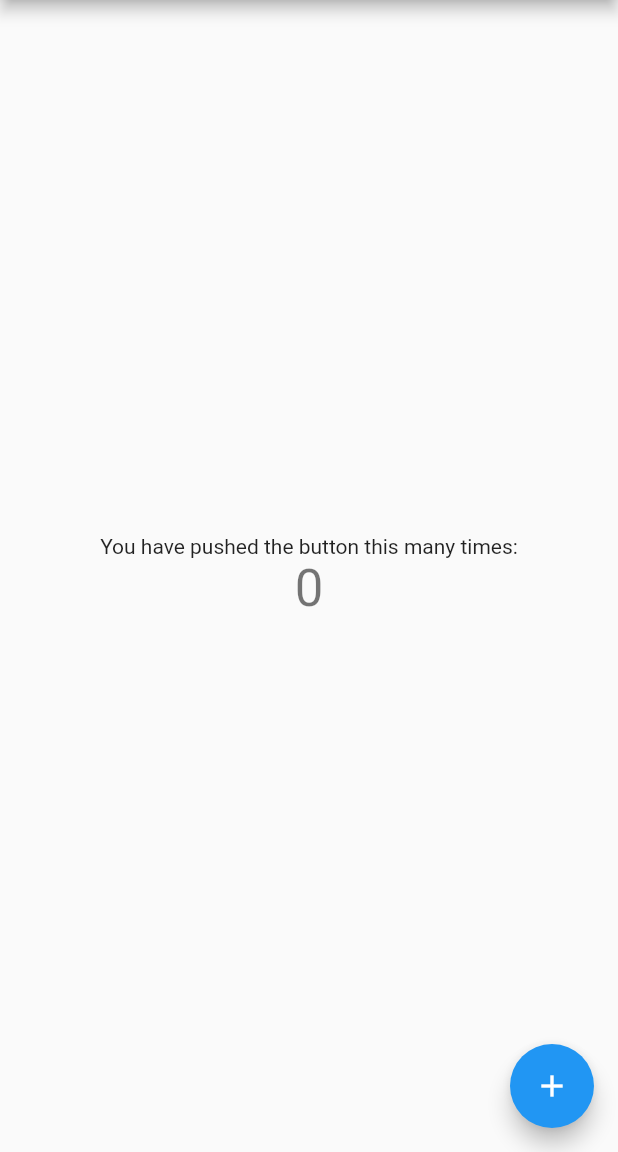
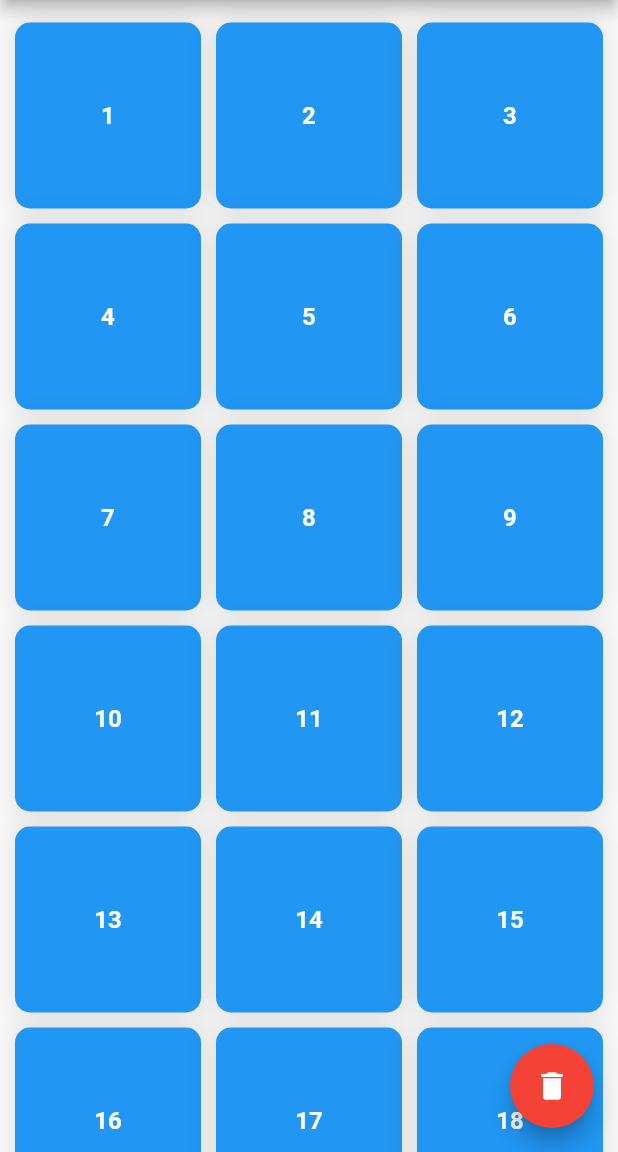
Before and after one commit to MihiroSaito/animated_gridview_app, a Flutter app: the screen it shows after launch, on a phone screen of 412 x 824 dp, the part 84-1236 px from its top. Run offline on Flutter 3.47's test engine with Material 2 defaults, Android fonts, the phone set to English and light mode, and no system bars.

Commit message:
created gridview

```diff
--- /dev/null
+++ b/lib/gridview.dart
@@ -0,0 +1,74 @@
+import 'package:flutter/material.dart';
+
+class AnimatedGridView extends StatefulWidget {
+  const AnimatedGridView({
+    Key? key,
+    required this.gridviewItems,
+    required this.selectingItemsList}) : super(key: key);
+  final List<dynamic> gridviewItems;
+  final List<Map<String, dynamic>> selectingItemsList;
+
+  @override
+  _AnimatedGridViewState createState() => _AnimatedGridViewState();
+}
+
+class _AnimatedGridViewState extends State<AnimatedGridView> {
+  @override
+  Widget build(BuildContext context) {
+    return GridView.builder(
+      padding: const EdgeInsets.only(
+          top: 15,
+          left: 10,
+          right: 10,
+          bottom: 15
+      ),
+      gridDelegate: const SliverGridDelegateWithFixedCrossAxisCount(
+        crossAxisCount: 3,
+        crossAxisSpacing: 10,
+        mainAxisSpacing: 10,
+      ),
+      itemBuilder: (BuildContext context, int index) {
+        return GestureDetector(
+          onTap: () {
+            if (widget.selectingItemsList.contains(widget.gridviewItems[index])) {
+              setState(() {
+                widget.selectingItemsList.remove(widget.gridviewItems[index]);
+              });
+            } else {
+              setState(() {
+                widget.selectingItemsList.add(widget.gridviewItems[index]);
+              });
+            }
+          },
+          child: Container(
+            decoration: BoxDecoration(
+                color: widget.selectingItemsList.contains(widget.gridviewItems[index])
+                    ? Colors.indigo
+                    : Colors.blue,
+                borderRadius: BorderRadius.circular(10),
+                boxShadow: [
+                  BoxShadow(
+                    color: Colors.black.withOpacity(0.1),
+                    spreadRadius: 2,
+                    blurRadius: 15,
+                    offset: const Offset(0, 0),
+                  )
+                ]
+            ),
+            child: Center(
+              child: Text(
+                widget.gridviewItems[index]['id'],
+                style: const TextStyle(
+                    color: Colors.white,
+                    fontWeight: FontWeight.bold,
+                    fontSize: 16
+                ),
+              ),
+            ),
+          ),
+        );
+      },
+      itemCount: widget.gridviewItems.length,
+    );
+  }
+}
--- a/lib/main.dart
+++ b/lib/main.dart
@@ -1,3 +1,5 @@
+import 'package:animated_gridview_app/gridview.dart';
+import 'package:flutter/cupertino.dart';
 import 'package:flutter/material.dart';
 
 void main() {
@@ -27,13 +29,63 @@ class MyHomePage extends StatefulWidget {
 }
 
 class _MyHomePageState extends State<MyHomePage> {
-  int _counter = 0;
 
-  void _incrementCounter() {
+
+  /// 全てのアイテム
+  List<Map<String, dynamic>> gridviewItems = [
+    {'id': '1'},
+    {'id': '2'},
+    {'id': '3'},
+    {'id': '4'},
+    {'id': '5'},
+    {'id': '6'},
+    {'id': '7'},
+    {'id': '8'},
+    {'id': '9'},
+    {'id': '10'},
+    {'id': '11'},
+    {'id': '12'},
+    {'id': '13'},
+    {'id': '14'},
+    {'id': '15'},
+    {'id': '16'},
+    {'id': '17'},
+    {'id': '18'},
+    {'id': '19'},
+    {'id': '20'},
+    {'id': '21'},
+    {'id': '22'},
+    {'id': '23'},
+    {'id': '24'},
+    {'id': '25'},
+    {'id': '26'},
+    {'id': '27'},
+    {'id': '28'},
+    {'id': '29'},
+    {'id': '30'},
+  ];
+
+  /// 削除したいアイテム
+  List<Map<String, dynamic>> selectingItemsList = [];
+
+
+  void deleteFunction() {
     setState(() {
-      _counter++;
+      for (int i = 0; i < selectingItemsList.length; i++) {
+        gridviewItems.remove(selectingItemsList[i]);
+      }
+      selectingItemsList.clear();
     });
   }
+
+
+
+
+
+
+
+
+
 
   @override
   Widget build(BuildContext context) {
@@ -41,24 +93,14 @@ class _MyHomePageState extends State<MyHomePage> {
       appBar: AppBar(
         title: Text(widget.title),
       ),
-      body: Center(
-        child: Column(
-          mainAxisAlignment: MainAxisAlignment.center,
-          children: <Widget>[
-            const Text(
-              'You have pushed the button this many times:',
-            ),
-            Text(
-              '$_counter',
-              style: Theme.of(context).textTheme.headline4,
-            ),
-          ],
-        ),
-      ),
+      body: AnimatedGridView(
+          gridviewItems: gridviewItems,
+          selectingItemsList: selectingItemsList),
       floatingActionButton: FloatingActionButton(
-        onPressed: _incrementCounter,
-        tooltip: 'Increment',
-        child: const Icon(Icons.add),
+        onPressed: deleteFunction,
+        tooltip: 'delete',
+        backgroundColor: Colors.red,
+        child: const Icon(Icons.delete),
       ),
     );
   }
```
